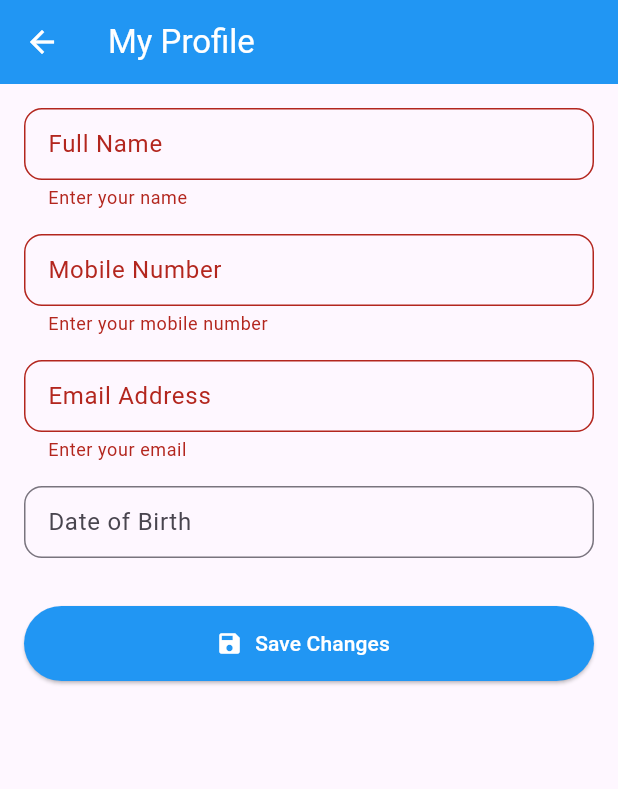
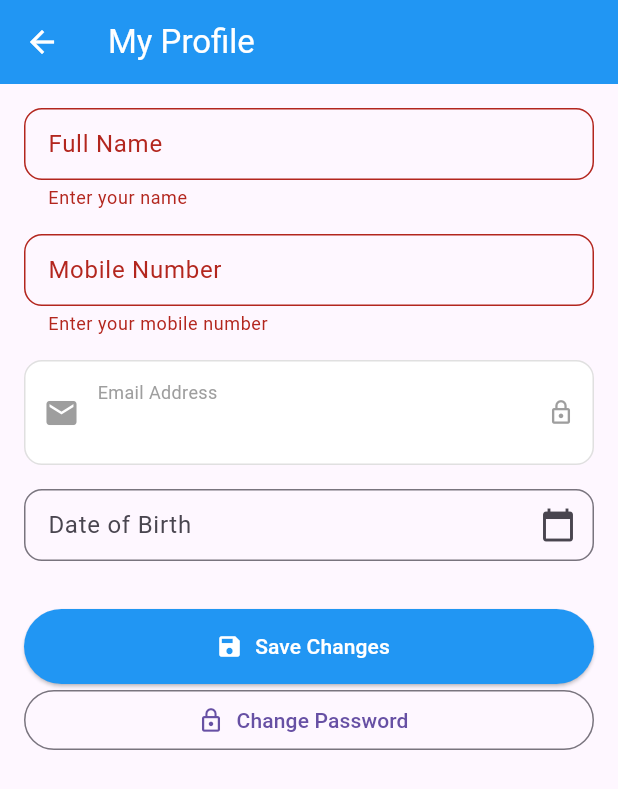
Before and after one commit to kadamharshit/Wallet_Watch, a Flutter app: the EditProfilePage screen opened by its route, after a tap on "Save Changes", on a phone screen of 412 x 824 dp. Shown: the top 789 px of the screen. Run offline on Flutter 3.47's test engine with Material 3 defaults, Android fonts, the phone set to English and light mode, and no system bars; our stand-ins replace fl_chart, shared_preferences, sqflite, supabase_flutter; accounts and stored records are empty.

Commit message:
UI Enahcement and added Change Password. Email cannot be edited.

```diff
--- a/lib/features/settings/edit_profile.dart
+++ b/lib/features/settings/edit_profile.dart
@@ -1,4 +1,5 @@
 import 'package:flutter/material.dart';
+import 'package:intl/intl.dart';
 import 'package:supabase_flutter/supabase_flutter.dart';
 
 class EditProfilePage extends StatefulWidget {
@@ -16,6 +17,8 @@ class _EditProfilePageState extends State<EditProfilePage> {
   final mobileController = TextEditingController();
   final emailController = TextEditingController();
   final dobController = TextEditingController();
+
+  AutovalidateMode _autoValidate = AutovalidateMode.disabled;
 
   bool _isLoading = true;
 
@@ -61,7 +64,10 @@ class _EditProfilePageState extends State<EditProfilePage> {
   }
 
   Future<void> _saveProfile() async {
-    if (!_formKey.currentState!.validate()) return;
+    if (!_formKey.currentState!.validate()) {
+      setState(() => _autoValidate = AutovalidateMode.onUserInteraction);
+      return;
+    }
 
     final user = supabase.auth.currentUser;
     if (user == null) return;
@@ -75,7 +81,6 @@ class _EditProfilePageState extends State<EditProfilePage> {
             // 'id': user.id,
             'name': nameController.text.trim(),
             'mobile': mobileController.text.trim(),
-            'email': emailController.text.trim(),
             'dob': dobController.text.trim(),
           })
           .eq('id', user.id);
@@ -92,6 +97,81 @@ class _EditProfilePageState extends State<EditProfilePage> {
       ).showSnackBar(const SnackBar(content: Text('Failed to update profile')));
     } finally {
       if (mounted) setState(() => _isLoading = false);
+    }
+  }
+
+  Future<void> _showChangePasswordDialog() async {
+    final controller = TextEditingController();
+
+    showDialog(
+      context: context,
+      builder: (_) => AlertDialog(
+        title: const Text('Change Password'),
+        content: TextField(
+          controller: controller,
+          obscureText: true,
+          decoration: const InputDecoration(
+            labelText: 'New Password',
+            hintText: 'Minimum 8 characters',
+          ),
+        ),
+        actions: [
+          TextButton(
+            onPressed: () => Navigator.pop(context),
+            child: const Text('Cancel'),
+          ),
+          ElevatedButton(
+            onPressed: () async {
+              if (controller.text.length < 8) {
+                ScaffoldMessenger.of(context).showSnackBar(
+                  const SnackBar(content: Text('Password too short')),
+                );
+                return;
+              }
+
+              await supabase.auth.updateUser(
+                UserAttributes(password: controller.text),
+              );
+
+              if (mounted) {
+                Navigator.pop(context);
+                ScaffoldMessenger.of(context).showSnackBar(
+                  const SnackBar(
+                    content: Text('Password updated successfully'),
+                  ),
+                );
+              }
+            },
+            child: const Text('Update'),
+          ),
+        ],
+      ),
+    );
+  }
+
+  //-----------------dob ----------------------
+  Future<void> _pickDob() async {
+    DateTime initialDate = DateTime.now().subtract(
+      const Duration(days: 365 * 18),
+    );
+
+    if (dobController.text.isNotEmpty) {
+      try {
+        initialDate = DateTime.parse(dobController.text);
+      } catch (_) {}
+    }
+
+    final picked = await showDatePicker(
+      context: context,
+      initialDate: initialDate,
+      firstDate: DateTime(1900),
+      lastDate: DateTime.now(),
+    );
+
+    if (picked != null) {
+      setState(() {
+        dobController.text = DateFormat('yyyy-MM-dd').format(picked);
+      });
     }
   }
 
@@ -113,6 +193,7 @@ class _EditProfilePageState extends State<EditProfilePage> {
               padding: const EdgeInsets.all(16),
               child: Form(
                 key: _formKey,
+                autovalidateMode: _autoValidate,
                 child: ListView(
                   children: [
                     _buildTextField(
@@ -128,43 +209,76 @@ class _EditProfilePageState extends State<EditProfilePage> {
                       keyboardType: TextInputType.phone,
                       validator: (value) {
                         if (value!.isEmpty) return 'Enter your mobile number';
-                        if (!RegExp(r'^[0-9]{10}$').hasMatch(value)) {
+                        if (!RegExp(r'^[0-9]{10}$').hasMatch(value.trim())) {
                           return 'Enter a valid 10-digit number';
                         }
                         return null;
                       },
                     ),
                     const SizedBox(height: 16),
-                    _buildTextField(
-                      label: 'Email Address',
-                      controller: emailController,
-                      keyboardType: TextInputType.emailAddress,
-                      validator: (value) {
-                        if (value!.isEmpty) return 'Enter your email';
-                        if (!RegExp(
-                          r'^[\w-\.]+@([\w-]+\.)+[\w]{2,4}$',
-                        ).hasMatch(value)) {
-                          return 'Enter a valid email';
-                        }
-                        return null;
-                      },
+                    Container(
+                      padding: const EdgeInsets.symmetric(
+                        vertical: 12,
+                        horizontal: 12,
+                      ),
+                      decoration: BoxDecoration(
+                        color: Colors.white,
+                        borderRadius: BorderRadius.circular(12),
+                        border: Border.all(color: Colors.grey.shade300),
+                      ),
+                      child: Row(
+                        children: [
+                          const Icon(Icons.email, color: Colors.grey),
+                          const SizedBox(width: 12),
+                          Expanded(
+                            child: Column(
+                              crossAxisAlignment: CrossAxisAlignment.start,
+                              children: [
+                                const Text(
+                                  'Email Address',
+                                  style: TextStyle(
+                                    fontSize: 12,
+                                    color: Colors.grey,
+                                  ),
+                                ),
+                                const SizedBox(height: 4),
+                                Text(
+                                  emailController.text,
+                                  style: const TextStyle(
+                                    fontSize: 16,
+                                    fontWeight: FontWeight.w500,
+                                  ),
+                                ),
+                              ],
+                            ),
+                          ),
+                          const Icon(
+                            Icons.lock_outline,
+                            size: 18,
+                            color: Colors.grey,
+                          ),
+                        ],
+                      ),
                     ),
+
                     const SizedBox(height: 16),
-                    _buildTextField(
-                      label: 'Date of Birth',
-                      controller: dobController,
-                      hint: 'YYYY-MM-DD',
-                      keyboardType: TextInputType.datetime,
-                      validator: (value) {
-                        if (value!.isEmpty) return null; // Optional field
-                        if (!RegExp(
-                          r'^\d{4}-\d{2}-\d{2}$',
-                        ).hasMatch(value.trim())) {
-                          return 'Invalid date format';
-                        }
-                        return null;
-                      },
+                    InkWell(
+                      onTap: _pickDob,
+                      child: IgnorePointer(
+                        child: _buildTextField(
+                          label: 'Date of Birth',
+                          controller: dobController,
+                          readOnly: true,
+                          hint: 'YYYY-MM-DD',
+                          validator: (value) {
+                            if (value == null || value.isEmpty)
+                              return null; // optional
+                            return null;
+                          },
+                        ),
+                      ),
                     ),
+
                     const SizedBox(height: 32),
                     SizedBox(
                       width: double.infinity,
@@ -176,8 +290,13 @@ class _EditProfilePageState extends State<EditProfilePage> {
                           backgroundColor: Colors.blue,
                           foregroundColor: Colors.white,
                         ),
-                        onPressed: _saveProfile,
+                        onPressed: _isLoading ? null : _saveProfile,
                       ),
+                    ),
+                    OutlinedButton.icon(
+                      icon: const Icon(Icons.lock_outline),
+                      label: const Text('Change Password'),
+                      onPressed: _showChangePasswordDialog,
                     ),
                   ],
                 ),
@@ -192,14 +311,19 @@ class _EditProfilePageState extends State<EditProfilePage> {
     required TextEditingController controller,
     TextInputType keyboardType = TextInputType.text,
     String? Function(String?)? validator,
+    bool readOnly = false,
   }) {
     return TextFormField(
       controller: controller,
       keyboardType: keyboardType,
       validator: validator,
+      readOnly: readOnly,
       decoration: InputDecoration(
         labelText: label,
         hintText: hint,
+        suffixIcon: label == 'Date of Birth'
+            ? const Icon(Icons.calendar_today)
+            : null,
         border: OutlineInputBorder(borderRadius: BorderRadius.circular(12)),
         contentPadding: const EdgeInsets.symmetric(
           horizontal: 12,
```
